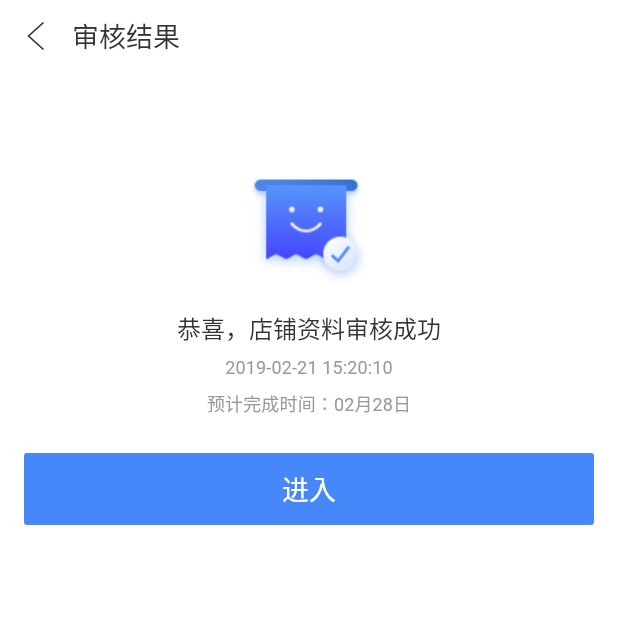
After one commit to yanjiangping/flutter_shop, a Flutter app: the StoreAuditResultPage screen opened by its route, on a phone screen of 412 x 824 dp, the top half of it. The commit adds this screen. Run offline on Flutter 3.47's test engine with Material 2 defaults, Android fonts, the phone set to English and light mode, and no system bars; drawn by our look-alikes of oktoast; our stand-ins replace cached_network_image, fluro, flutter_slidable, flutter_swiper, image_picker, keyboard_actions and 1 more; missing offline and left inert: common_utils, flustars, flutter_2d_amap; statements that could not run were skipped.

Commit message:
2020/5/26/1

```diff
--- /dev/null
+++ b/lib/moudles/store/page/store_audit_result_page.dart
@@ -0,0 +1,60 @@
+import 'package:flutter/material.dart';
+import 'package:flutter_shop/res/gaps.dart';
+import 'package:flutter_shop/res/resources.dart';
+import 'package:flutter_shop/routers/fluro_navigator.dart';
+import 'package:flutter_shop/routers/routers.dart';
+import 'package:flutter_shop/widgets/app_bar.dart';
+import 'package:flutter_shop/widgets/load_image.dart';
+import 'package:flutter_shop/widgets/my_button.dart';
+
+class StoreAuditResultPage extends StatefulWidget {
+  @override
+  _StoreAuditResultPageState createState() => _StoreAuditResultPageState();
+}
+
+class _StoreAuditResultPageState extends State<StoreAuditResultPage> {
+  @override
+  Widget build(BuildContext context) {
+    return Scaffold(
+      appBar: MyAppBar(
+        title: '审核结果',
+      ),
+      body: Padding(
+        padding: EdgeInsets.all(16.0),
+        child: Column(
+          children: <Widget>[
+            Gaps.vGap50,
+            LoadAssetImage(
+              'store/icon_success',
+              width: 80,
+              height: 80,
+            ),
+            Gaps.vGap12,
+            Text(
+              '恭喜，店铺资料审核成功',
+              style: TextStyles.textSize16,
+            ),
+            Gaps.vGap8,
+            Text(
+              '2019-02-21 15:20:10',
+              style: Theme.of(context).textTheme.subtitle,
+            ),
+            Gaps.vGap8,
+            Text(
+              '预计完成时间：02月28日',
+              style: Theme.of(context).textTheme.subtitle,
+            ),
+            Gaps.vGap12,
+            Gaps.vGap12,
+            MyButton(
+              onPressed: () {
+                NavigatorUtils.push(context, Routes.home, cleanStack: true);
+              },
+              text: '进入',
+            )
+          ],
+        ),
+      ),
+    );
+  }
+}
--- a/pubspec.yaml
+++ b/pubspec.yaml
@@ -22,6 +22,8 @@ environment:
 
 dependencies:
   flutter:
+    sdk: flutter
+  flutter_localizations:
     sdk: flutter
 
 
@@ -76,6 +78,7 @@ flutter:
   assets:
     - assets/images/
     - assets/images/login/
+    - assets/images/store/
 
   # An image asset can refer to one or more resolution-specific "variants", see
   # https://flutter.dev/assets-and-images/#resolution-aware.
```
Also changed, not shown: lib/main.dart (+7 -0 lines), lib/moudles/home/splash_page.dart (+10 -5 lines), lib/moudles/store/store_router.dart (+4 -4 lines), assets/images/store/icon_success.png (added), pubspec.lock.
